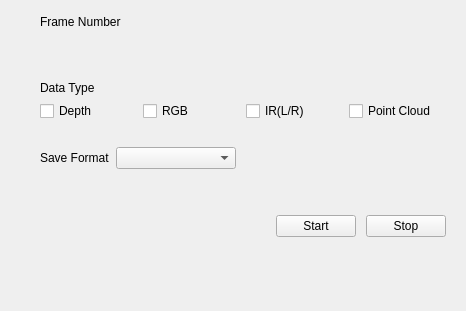
Qt form src/csviewer/capturesetting.ui (Revopoint/3DViewer) before a commit.
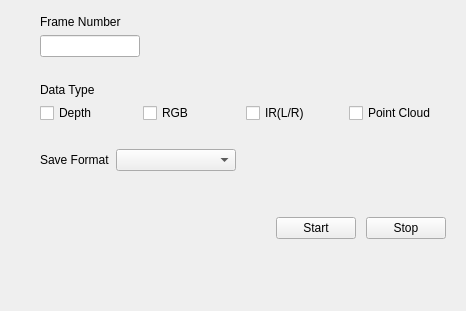
The same form after that commit. Custom widgets are drawn as their Qt base class.

The edit to the form file:
```diff
--- a/src/csviewer/capturesetting.ui
+++ b/src/csviewer/capturesetting.ui
@@ -49,15 +49,18 @@
        <number>20</number>
       </property>
       <item>
-       <widget class="CSSlider" name="frameNumberSlider" native="true">
-        <property name="sizePolicy">
-         <sizepolicy hsizetype="MinimumExpanding" vsizetype="Preferred">
-          <horstretch>0</horstretch>
-          <verstretch>0</verstretch>
-         </sizepolicy>
+       <widget class="QLineEdit" name="frameNumberLineEdit">
+        <property name="maximumSize">
+         <size>
+          <width>100</width>
+          <height>100</height>
+         </size>
         </property>
        </widget>
       </item>
+      <item>
+       <widget class="QLabel" name="frameNumberRange"/>
+      </item>
       <item>
        <spacer name="horizontalSpacer_3">
         <property name="orientation">
@@ -272,14 +275,6 @@
    </item>
   </layout>
  </widget>
- <customwidgets>
-  <customwidget>
-   <class>CSSlider</class>
-   <extends>QWidget</extends>
-   <header>csslider.h</header>
-   <container>1</container>
-  </customwidget>
- </customwidgets>
  <tabstops>
   <tabstop>depthCheckBox</tabstop>
   <tabstop>rgbCheckBox</tabstop>
```
